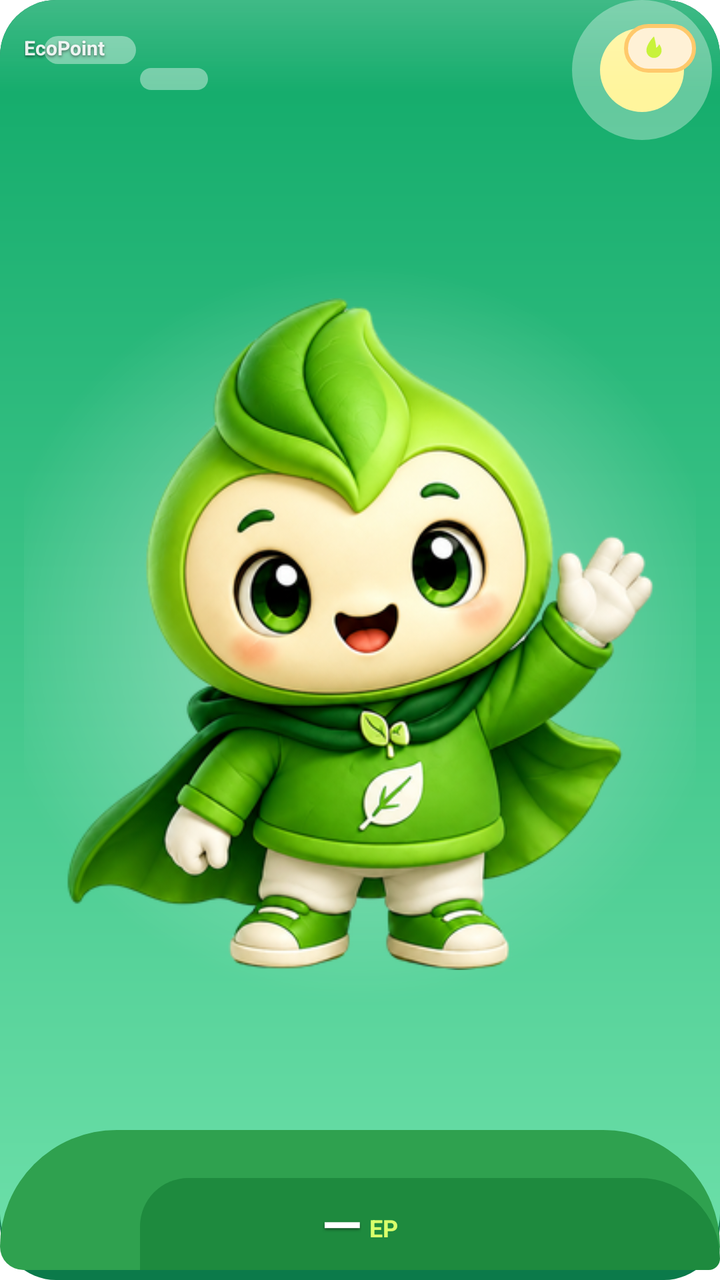
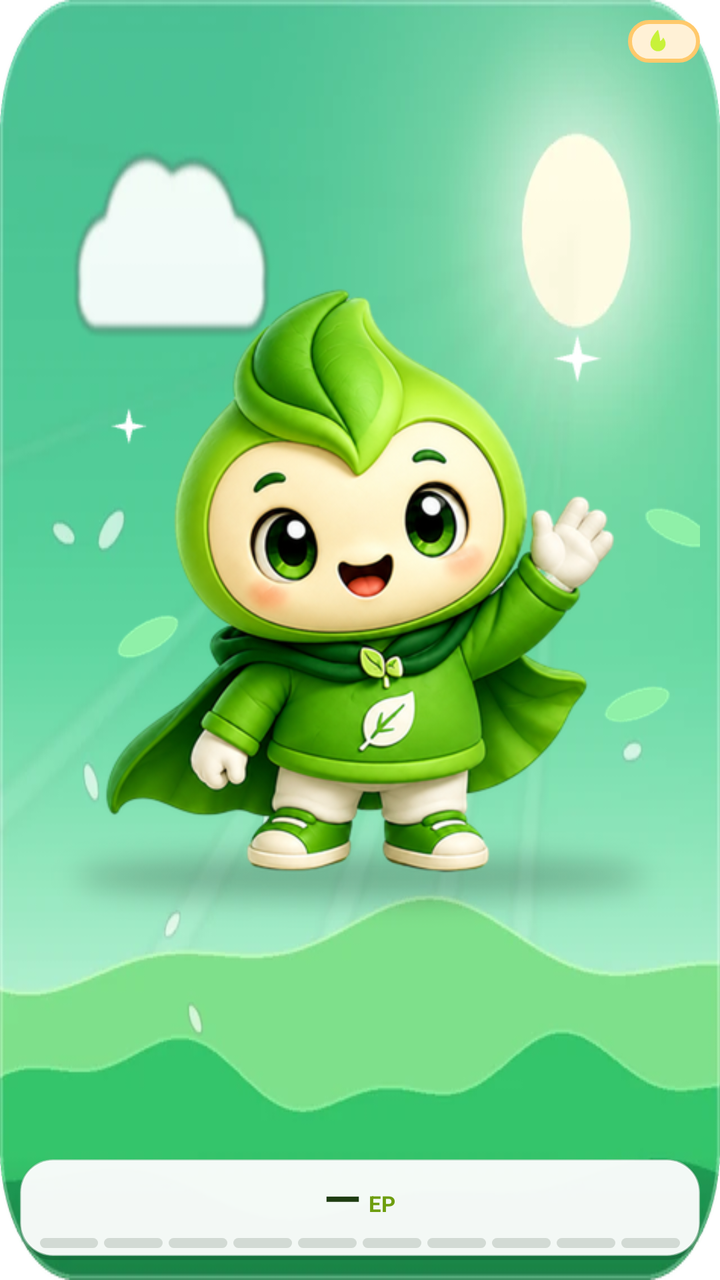

An Android layout rendered at two revisions. The XML below is the earlier revision; the diff shows what the commit changed to produce the second picture.
<!-- AndroidManifest.xml: fallback theme Theme.MaterialComponents.DayNight.NoActionBar -->
<!-- res/layout/ep_widget_s.xml -->
<?xml version="1.0" encoding="utf-8"?>
<FrameLayout xmlns:android="http://schemas.android.com/apk/res/android" android:id="@+id/ep_widget_root" android:layout_width="match_parent" android:layout_height="match_parent" android:background="@drawable/ep_widget_bg">
<LinearLayout android:layout_width="match_parent" android:layout_height="match_parent" android:orientation="vertical" android:padding="12dp">
<LinearLayout android:layout_width="match_parent" android:layout_height="wrap_content" android:gravity="center_vertical" android:orientation="horizontal">
<TextView android:id="@+id/ep_widget_label" android:layout_width="0dp" android:layout_height="wrap_content" android:layout_weight="1" android:ellipsize="end" android:includeFontPadding="false" android:maxLines="1" android:text="EcoPoint" android:textStyle="bold" android:textColor="@color/ef_w_sub" android:shadowColor="#80000000" android:shadowDx="0" android:shadowDy="2" android:shadowRadius="3" android:textSize="10sp" />
<LinearLayout android:id="@+id/ep_widget_streak_chip" android:layout_width="wrap_content" android:layout_height="wrap_content" android:background="@drawable/ep_widget_chip" android:gravity="center_vertical" android:orientation="horizontal" android:paddingStart="8dp" android:paddingEnd="10dp" android:paddingTop="4dp" android:paddingBottom="4dp">
<ImageView android:id="@+id/ep_widget_flame" android:layout_width="14dp" android:layout_height="14dp" android:importantForAccessibility="no" android:src="@drawable/ep_widget_flame" />
<TextView android:id="@+id/ep_widget_streak" android:layout_width="wrap_content" android:layout_height="wrap_content" android:layout_marginStart="4dp" android:includeFontPadding="false" android:textStyle="bold" android:textColor="@color/ef_w_flame" android:textSize="14sp" android:text="" />
</LinearLayout>
</LinearLayout>
<LinearLayout android:layout_width="match_parent" android:layout_height="0dp" android:layout_weight="1" android:gravity="center">
<ImageView android:id="@+id/ep_widget_mascot" android:layout_width="match_parent" android:layout_height="match_parent" android:background="@drawable/ep_widget_halo" android:contentDescription="EcoFriend" android:scaleType="fitCenter" android:src="@drawable/ecofriend_normal" />
</LinearLayout>
<LinearLayout android:layout_width="match_parent" android:layout_height="wrap_content" android:gravity="center">
<LinearLayout android:layout_width="wrap_content" android:layout_height="wrap_content" android:gravity="bottom" android:orientation="horizontal">
<TextView android:id="@+id/ep_widget_balance" android:layout_width="wrap_content" android:layout_height="wrap_content" android:includeFontPadding="false" android:maxLines="1" android:text="—" android:textStyle="bold" android:textColor="@color/ef_w_text" android:shadowColor="#80000000" android:shadowDx="0" android:shadowDy="2" android:shadowRadius="3" android:textSize="26sp" />
<TextView android:id="@+id/ep_widget_unit" android:layout_width="wrap_content" android:layout_height="wrap_content" android:layout_marginStart="4dp" android:layout_marginBottom="3dp" android:includeFontPadding="false" android:textStyle="bold" android:text="EP" android:textColor="@color/ef_w_lime"  android:textSize="12sp" />
</LinearLayout>
</LinearLayout>
</LinearLayout>
</FrameLayout>
<!-- resources referenced by this layout -->
<resources>
  <color name="ef_w_flame">#FFF57C00</color>
  <color name="ef_w_lime">#FFD9FF6B</color>
  <color name="ef_w_sub">#E6FFFFFF</color>
  <color name="ef_w_text">#FFFFFFFF</color>
  <!-- drawable ecofriend_normal: png bitmap (drawable-nodpi, 161471 bytes) -->
  <!-- drawable ep_widget_bg: vector/xml drawable (drawable, 2232 chars, omitted) -->
  <!-- drawable ep_widget_chip (drawable) -->
  <?xml version="1.0" encoding="utf-8"?>
  <shape xmlns:android="http://schemas.android.com/apk/res/android" android:shape="rectangle"><solid android:color="@color/ef_w_chip" /><stroke android:width="2dp" android:color="@color/ef_w_chip_stroke" /><corners android:radius="999dp" /></shape>
  <!-- drawable ep_widget_flame (drawable) -->
  <?xml version="1.0" encoding="utf-8"?>
  <vector xmlns:android="http://schemas.android.com/apk/res/android"
      android:width="24dp"
      android:height="24dp"
      android:viewportWidth="24"
      android:viewportHeight="24">
      <path
          android:fillColor="#FFC8F23A"
          android:pathData="M12,2C12,2 5.5,8.5 5.5,14a6.5,6.5 0 0 0 13,0c0,-2.2 -1,-3.8 -2.1,-5.3c-0.5,1.6 -1.5,2.6 -2.6,3.1C13.8,8.2 12,2 12,2z" />
  </vector>
  <!-- drawable ep_widget_halo (drawable) -->
  <?xml version="1.0" encoding="utf-8"?>
  <shape xmlns:android="http://schemas.android.com/apk/res/android" android:shape="rectangle"><gradient android:type="radial" android:gradientRadius="55%" android:startColor="@color/ef_w_halo_in" android:endColor="@color/ef_w_halo_out" /></shape>
  <color name="ef_w_chip">#FFFFF1D6</color>
  <color name="ef_w_chip_stroke">#FFFFC96B</color>
  <color name="ef_w_halo_in">#80FFFFFF</color>
  <color name="ef_w_halo_out">#00FFFFFF</color>
</resources>

<!-- the commit's change to res/layout/ep_widget_s.xml (unified diff, before → after) -->
@@ -1,21 +1,35 @@
 <?xml version="1.0" encoding="utf-8"?>
-<FrameLayout xmlns:android="http://schemas.android.com/apk/res/android" android:id="@+id/ep_widget_root" android:layout_width="match_parent" android:layout_height="match_parent" android:background="@drawable/ep_widget_bg">
-<LinearLayout android:layout_width="match_parent" android:layout_height="match_parent" android:orientation="vertical" android:padding="12dp">
-<LinearLayout android:layout_width="match_parent" android:layout_height="wrap_content" android:gravity="center_vertical" android:orientation="horizontal">
-<TextView android:id="@+id/ep_widget_label" android:layout_width="0dp" android:layout_height="wrap_content" android:layout_weight="1" android:ellipsize="end" android:includeFontPadding="false" android:maxLines="1" android:text="EcoPoint" android:textStyle="bold" android:textColor="@color/ef_w_sub" android:shadowColor="#80000000" android:shadowDx="0" android:shadowDy="2" android:shadowRadius="3" android:textSize="10sp" />
-<LinearLayout android:id="@+id/ep_widget_streak_chip" android:layout_width="wrap_content" android:layout_height="wrap_content" android:background="@drawable/ep_widget_chip" android:gravity="center_vertical" android:orientation="horizontal" android:paddingStart="8dp" android:paddingEnd="10dp" android:paddingTop="4dp" android:paddingBottom="4dp">
-<ImageView android:id="@+id/ep_widget_flame" android:layout_width="14dp" android:layout_height="14dp" android:importantForAccessibility="no" android:src="@drawable/ep_widget_flame" />
-<TextView android:id="@+id/ep_widget_streak" android:layout_width="wrap_content" android:layout_height="wrap_content" android:layout_marginStart="4dp" android:includeFontPadding="false" android:textStyle="bold" android:textColor="@color/ef_w_flame" android:textSize="14sp" android:text="" />
+<FrameLayout xmlns:android="http://schemas.android.com/apk/res/android" android:id="@+id/ep_widget_root" android:layout_width="match_parent" android:layout_height="match_parent">
+<ImageView android:id="@+id/ep_widget_bgimg" android:layout_width="match_parent" android:layout_height="match_parent" android:src="@drawable/ep_w_bg_day_sq" android:scaleType="fitXY" android:importantForAccessibility="no" />
+<FrameLayout android:layout_width="match_parent" android:layout_height="match_parent" android:padding="10dp">
+<LinearLayout android:layout_width="match_parent" android:layout_height="match_parent" android:orientation="vertical">
+<LinearLayout android:layout_width="match_parent" android:layout_height="0dp" android:orientation="horizontal" android:layout_weight="1" android:gravity="center">
+<ImageView android:id="@+id/ep_widget_mascot" android:layout_width="match_parent" android:layout_height="match_parent" android:src="@drawable/ecofriend_w_day" android:scaleType="fitCenter" android:contentDescription="EcoFriend" />
+</LinearLayout>
+<LinearLayout android:layout_width="match_parent" android:layout_height="wrap_content" android:orientation="vertical" android:id="@+id/ep_w_p1" android:background="@drawable/ep_w_panel_light" android:paddingStart="10dp" android:paddingEnd="10dp" android:paddingTop="6dp" android:paddingBottom="6dp">
+<LinearLayout android:layout_width="match_parent" android:layout_height="wrap_content" android:orientation="horizontal" android:gravity="center_horizontal">
+<LinearLayout android:layout_width="wrap_content" android:layout_height="wrap_content" android:orientation="horizontal" android:gravity="bottom">
+<TextView android:id="@+id/ep_widget_balance" android:layout_width="wrap_content" android:layout_height="wrap_content" android:includeFontPadding="false" android:maxLines="1" android:ellipsize="end" android:text="—" android:textColor="@color/ef_w_ink" android:textSize="24sp" android:textStyle="bold" />
+<TextView android:id="@+id/ep_widget_unit" android:layout_width="wrap_content" android:layout_height="wrap_content" android:includeFontPadding="false" android:maxLines="1" android:ellipsize="end" android:text="EP" android:textColor="@color/ef_w_green_lip" android:textSize="11sp" android:textStyle="bold" android:layout_marginStart="4dp" android:layout_marginBottom="2dp" />
 </LinearLayout>
 </LinearLayout>
-<LinearLayout android:layout_width="match_parent" android:layout_height="0dp" android:layout_weight="1" android:gravity="center">
-<ImageView android:id="@+id/ep_widget_mascot" android:layout_width="match_parent" android:layout_height="match_parent" android:background="@drawable/ep_widget_halo" android:contentDescription="EcoFriend" android:scaleType="fitCenter" android:src="@drawable/ecofriend_normal" />
-</LinearLayout>
-<LinearLayout android:layout_width="match_parent" android:layout_height="wrap_content" android:gravity="center">
-<LinearLayout android:layout_width="wrap_content" android:layout_height="wrap_content" android:gravity="bottom" android:orientation="horizontal">
-<TextView android:id="@+id/ep_widget_balance" android:layout_width="wrap_content" android:layout_height="wrap_content" android:includeFontPadding="false" android:maxLines="1" android:text="—" android:textStyle="bold" android:textColor="@color/ef_w_text" android:shadowColor="#80000000" android:shadowDx="0" android:shadowDy="2" android:shadowRadius="3" android:textSize="26sp" />
-<TextView android:id="@+id/ep_widget_unit" android:layout_width="wrap_content" android:layout_height="wrap_content" android:layout_marginStart="4dp" android:layout_marginBottom="3dp" android:includeFontPadding="false" android:textStyle="bold" android:text="EP" android:textColor="@color/ef_w_lime"  android:textSize="12sp" />
+<LinearLayout android:layout_width="match_parent" android:layout_height="wrap_content" android:orientation="horizontal" android:id="@+id/ep_widget_bar_row" android:gravity="center_vertical" android:layout_marginTop="5dp">
+<FrameLayout android:layout_width="0dp" android:layout_height="5dp" android:layout_weight="1" android:layout_marginEnd="3dp" android:background="@drawable/ep_w_seg_off_p"><LinearLayout android:id="@+id/ep_widget_seg_0" android:layout_width="match_parent" android:layout_height="match_parent" android:background="@drawable/ep_widget_seg_on" android:visibility="gone" /></FrameLayout>
+<FrameLayout android:layout_width="0dp" android:layout_height="5dp" android:layout_weight="1" android:layout_marginEnd="3dp" android:background="@drawable/ep_w_seg_off_p"><LinearLayout android:id="@+id/ep_widget_seg_1" android:layout_width="match_parent" android:layout_height="match_parent" android:background="@drawable/ep_widget_seg_on" android:visibility="gone" /></FrameLayout>
+<FrameLayout android:layout_width="0dp" android:layout_height="5dp" android:layout_weight="1" android:layout_marginEnd="3dp" android:background="@drawable/ep_w_seg_off_p"><LinearLayout android:id="@+id/ep_widget_seg_2" android:layout_width="match_parent" android:layout_height="match_parent" android:background="@drawable/ep_widget_seg_on" android:visibility="gone" /></FrameLayout>
+<FrameLayout android:layout_width="0dp" android:layout_height="5dp" android:layout_weight="1" android:layout_marginEnd="3dp" android:background="@drawable/ep_w_seg_off_p"><LinearLayout android:id="@+id/ep_widget_seg_3" android:layout_width="match_parent" android:layout_height="match_parent" android:background="@drawable/ep_widget_seg_on" android:visibility="gone" /></FrameLayout>
+<FrameLayout android:layout_width="0dp" android:layout_height="5dp" android:layout_weight="1" android:layout_marginEnd="3dp" android:background="@drawable/ep_w_seg_off_p"><LinearLayout android:id="@+id/ep_widget_seg_4" android:layout_width="match_parent" android:layout_height="match_parent" android:background="@drawable/ep_widget_seg_on" android:visibility="gone" /></FrameLayout>
+<FrameLayout android:layout_width="0dp" android:layout_height="5dp" android:layout_weight="1" android:layout_marginEnd="3dp" android:background="@drawable/ep_w_seg_off_p"><LinearLayout android:id="@+id/ep_widget_seg_5" android:layout_width="match_parent" android:layout_height="match_parent" android:background="@drawable/ep_widget_seg_on" android:visibility="gone" /></FrameLayout>
+<FrameLayout android:layout_width="0dp" android:layout_height="5dp" android:layout_weight="1" android:layout_marginEnd="3dp" android:background="@drawable/ep_w_seg_off_p"><LinearLayout android:id="@+id/ep_widget_seg_6" android:layout_width="match_parent" android:layout_height="match_parent" android:background="@drawable/ep_widget_seg_on" android:visibility="gone" /></FrameLayout>
+<FrameLayout android:layout_width="0dp" android:layout_height="5dp" android:layout_weight="1" android:layout_marginEnd="3dp" android:background="@drawable/ep_w_seg_off_p"><LinearLayout android:id="@+id/ep_widget_seg_7" android:layout_width="match_parent" android:layout_height="match_parent" android:background="@drawable/ep_widget_seg_on" android:visibility="gone" /></FrameLayout>
+<FrameLayout android:layout_width="0dp" android:layout_height="5dp" android:layout_weight="1" android:layout_marginEnd="3dp" android:background="@drawable/ep_w_seg_off_p"><LinearLayout android:id="@+id/ep_widget_seg_8" android:layout_width="match_parent" android:layout_height="match_parent" android:background="@drawable/ep_widget_seg_on" android:visibility="gone" /></FrameLayout>
+<FrameLayout android:layout_width="0dp" android:layout_height="5dp" android:layout_weight="1" android:layout_marginEnd="0dp" android:background="@drawable/ep_w_seg_off_p"><LinearLayout android:id="@+id/ep_widget_seg_9" android:layout_width="match_parent" android:layout_height="match_parent" android:background="@drawable/ep_widget_seg_on" android:visibility="gone" /></FrameLayout>
 </LinearLayout>
 </LinearLayout>
 </LinearLayout>
+<LinearLayout android:layout_gravity="top|end" android:layout_width="wrap_content" android:layout_height="wrap_content" android:orientation="horizontal" android:id="@+id/ep_widget_streak_chip" android:gravity="center_vertical" android:background="@drawable/ep_widget_chip" android:paddingStart="8dp" android:paddingEnd="10dp" android:paddingTop="3dp" android:paddingBottom="3dp">
+<ImageView android:id="@+id/ep_widget_flame" android:layout_width="14dp" android:layout_height="14dp" android:src="@drawable/ep_widget_flame" android:scaleType="fitCenter" android:importantForAccessibility="no" />
+<TextView android:id="@+id/ep_widget_streak" android:layout_width="wrap_content" android:layout_height="wrap_content" android:includeFontPadding="false" android:maxLines="1" android:ellipsize="end" android:text="" android:textColor="@color/ef_w_flame" android:textSize="13sp" android:textStyle="bold" android:layout_marginStart="4dp" />
+</LinearLayout>
 </FrameLayout>
+</FrameLayout>
<!-- resource entries referenced after the edit -->
@@ -1,11 +1,19 @@
 <!-- resources referenced by this layout -->
 <resources>
   <color name="ef_w_flame">#FFF57C00</color>
-  <color name="ef_w_lime">#FFD9FF6B</color>
-  <color name="ef_w_sub">#E6FFFFFF</color>
-  <color name="ef_w_text">#FFFFFFFF</color>
-  <!-- drawable ecofriend_normal: png bitmap (drawable-nodpi, 161471 bytes) -->
-  <!-- drawable ep_widget_bg: vector/xml drawable (drawable, 2232 chars, omitted) -->
+  <color name="ef_w_green_lip">#FF6E9E0F</color>
+  <color name="ef_w_ink">#FF1F3D12</color>
+  <!-- drawable ecofriend_w_day: png bitmap (drawable-nodpi, 181548 bytes) -->
+  <!-- drawable ep_w_bg_day_sq: webp bitmap (drawable-nodpi, 14732 bytes) -->
+  <!-- drawable ep_w_panel_light (drawable) -->
+  <?xml version="1.0" encoding="utf-8"?>
+  <layer-list xmlns:android="http://schemas.android.com/apk/res/android">
+      <item><shape android:shape="rectangle"><solid android:color="#26000000" /><corners android:radius="16dp" /></shape></item>
+      <item android:bottom="2dp"><shape android:shape="rectangle"><solid android:color="#F2FFFFFF" /><stroke android:width="1dp" android:color="#80FFFFFF" /><corners android:radius="16dp" /></shape></item>
+  </layer-list>
+  <!-- drawable ep_w_seg_off_p (drawable) -->
+  <?xml version="1.0" encoding="utf-8"?>
+  <shape xmlns:android="http://schemas.android.com/apk/res/android" android:shape="rectangle"><solid android:color="#40708070" /><corners android:radius="4dp" /></shape>
   <!-- drawable ep_widget_chip (drawable) -->
   <?xml version="1.0" encoding="utf-8"?>
   <shape xmlns:android="http://schemas.android.com/apk/res/android" android:shape="rectangle"><solid android:color="@color/ef_w_chip" /><stroke android:width="2dp" android:color="@color/ef_w_chip_stroke" /><corners android:radius="999dp" /></shape>
@@ -20,12 +28,12 @@
           android:fillColor="#FFC8F23A"
           android:pathData="M12,2C12,2 5.5,8.5 5.5,14a6.5,6.5 0 0 0 13,0c0,-2.2 -1,-3.8 -2.1,-5.3c-0.5,1.6 -1.5,2.6 -2.6,3.1C13.8,8.2 12,2 12,2z" />
   </vector>
-  <!-- drawable ep_widget_halo (drawable) -->
+  <!-- drawable ep_widget_seg_on (drawable) -->
   <?xml version="1.0" encoding="utf-8"?>
-  <shape xmlns:android="http://schemas.android.com/apk/res/android" android:shape="rectangle"><gradient android:type="radial" android:gradientRadius="55%" android:startColor="@color/ef_w_halo_in" android:endColor="@color/ef_w_halo_out" /></shape>
+  <shape xmlns:android="http://schemas.android.com/apk/res/android" android:shape="rectangle"><gradient android:angle="270" android:startColor="@color/ef_w_green_top" android:endColor="@color/ef_w_green" /><corners android:radius="5dp" /></shape>
   <color name="ef_w_chip">#FFFFF1D6</color>
   <color name="ef_w_chip_stroke">#FFFFC96B</color>
-  <color name="ef_w_halo_in">#80FFFFFF</color>
-  <color name="ef_w_halo_out">#00FFFFFF</color>
+  <color name="ef_w_green_top">#FFE3FF7A</color>
+  <color name="ef_w_green">#FFC8F23A</color>
 </resources>
 
